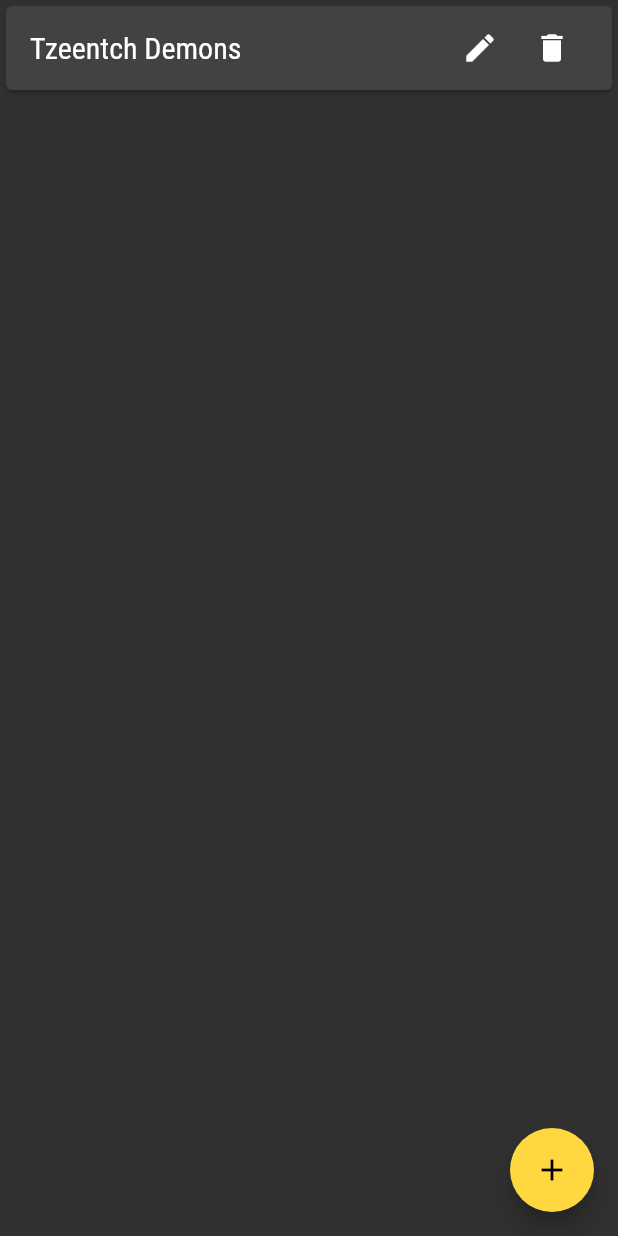
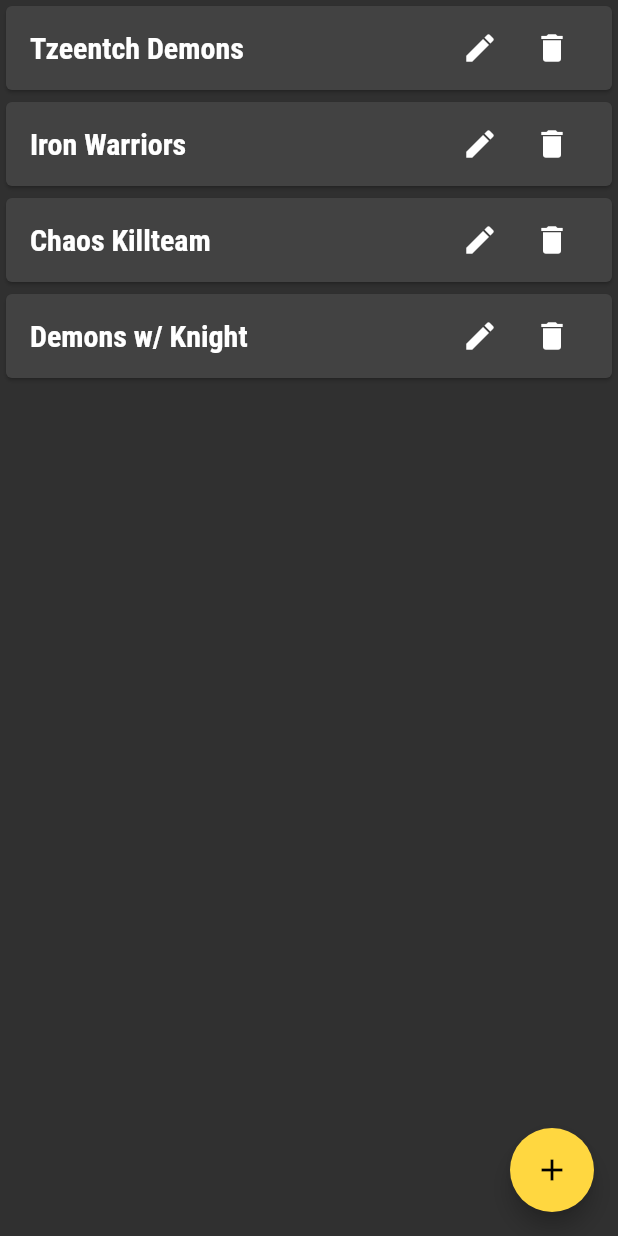
Before and after one commit to michaelmorrisg/warhammer-list, a Flutter app: the screen it shows after launch, on a phone screen of 412 x 824 dp. Run offline on Flutter 3.47's test engine with Material 2 defaults, Android fonts, the phone set to English and light mode, and no system bars.

Commit message:
list is dynamic now

```diff
--- /dev/null
+++ b/lib/army.dart
@@ -0,0 +1,5 @@
+class Army {
+  String title;
+
+  Army({this.title});
+}
--- /dev/null
+++ b/lib/army_list.dart
@@ -0,0 +1,37 @@
+import 'package:flutter/material.dart';
+import 'army.dart';
+
+class ArmyList {
+  List<Army> armyList = [
+    Army(title: 'Tzeentch Demons'),
+    Army(title: 'Iron Warriors'),
+    Army(title: 'Chaos Killteam'),
+    Army(title: 'Demons w/ Knight'),
+  ];
+
+  getArmy(index, context) {
+    return Card(
+      child: ListTile(
+          title: Text(armyList[index].title,
+              style: TextStyle(fontSize: 20.0, fontWeight: FontWeight.w700)),
+          trailing: Row(
+            mainAxisSize: MainAxisSize.min,
+            children: <Widget>[
+              IconButton(
+                  icon: Icon(Icons.edit),
+                  onPressed: () {
+                    print('edit!');
+                  }),
+              IconButton(
+                  icon: Icon(Icons.delete),
+                  onPressed: () {
+                    print('delete!');
+                  }),
+            ],
+          ),
+          onTap: () {
+            Navigator.pushNamed(context, '/add-army', arguments: 1);
+          }),
+    );
+  }
+}
--- a/lib/army_lists.dart
+++ /dev/null
@@ -1,5 +0,0 @@
-import 'package:localstorage/localstorage.dart';
-
-class ArmyLists {
-
-}
--- a/lib/main_screen.dart
+++ b/lib/main_screen.dart
@@ -1,6 +1,13 @@
 import 'package:flutter/material.dart';
+import 'army_list.dart';
+import 'army.dart';
 
-class MainScreen extends StatelessWidget {
+class MainScreen extends StatefulWidget {
+  _MainScreenState createState() => _MainScreenState();
+}
+
+class _MainScreenState extends State<MainScreen> {
+  ArmyList armyList = ArmyList();
   @override
   Widget build(BuildContext context) {
     return Scaffold(
@@ -8,35 +15,16 @@ class MainScreen extends StatelessWidget {
             child: Icon(Icons.add),
             onPressed: () {
               Navigator.pushNamed(context, '/add-army');
+              // setState(() {
+              //   armyList.armyList.add(Army(title: 'Testing'));
+              // });
             }),
-        body: ListView(
-          children: <Widget>[
-            Card(
-              child: ListTile(
-                  title:
-                      Text('Tzeentch Demons', style: TextStyle(fontSize: 20.0)),
-                  trailing: Row(
-                    mainAxisSize: MainAxisSize.min,
-                    children: <Widget>[
-                      IconButton(
-                        icon: Icon(Icons.edit),
-                        onPressed: () {
-                          print('edit!');
-                        }
-                      ),
-                      IconButton(
-                        icon: Icon(Icons.delete),
-                        onPressed: () {
-                          print('delete!');
-                        }
-                      ),
-                    ],
-                  ),
-                  onTap: () {
-                    Navigator.pushNamed(context, '/add-army', arguments: 1);
-                  }),
-            ),
-          ],
-        ));
+        body: ListView.builder(
+          itemCount: armyList.armyList.length,
+          itemBuilder: (BuildContext context, index) {
+            return armyList.getArmy(index, context);
+          }
+        )
+        );
   }
 }
```
